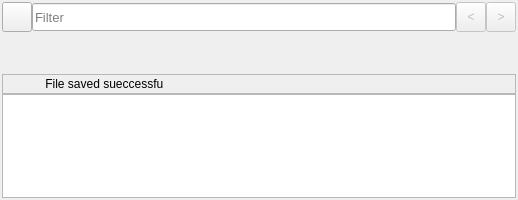
Old version of the form mainwindow.ui in the repository hesting15/TextFilter.
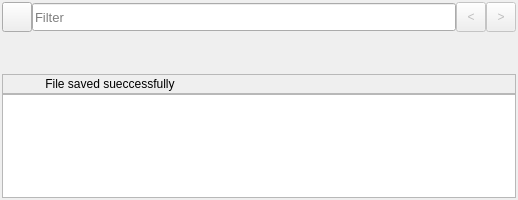
New version of the form. Icons and pictures are not drawn. Custom widgets are drawn as their Qt base class.

Commit message: Fixed width of Saved Info label for linux

Diff of the .ui file:
```diff
--- a/mainwindow.ui
+++ b/mainwindow.ui
@@ -619,7 +619,7 @@
           <rect>
            <x>40</x>
            <y>0</y>
-           <width>121</width>
+           <width>261</width>
            <height>20</height>
           </rect>
          </property>
```
The commit also changes 2 other files.
